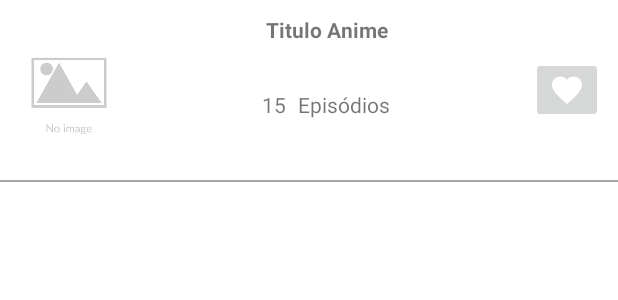
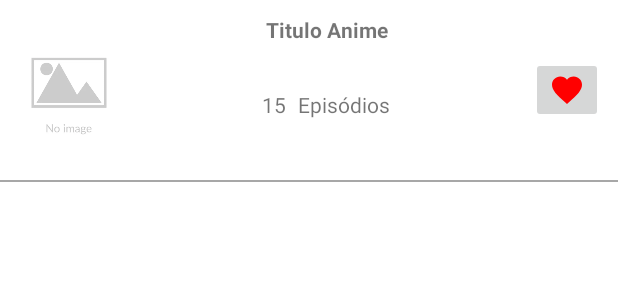
Before and after one commit to LorraneLobo/Anime-List, an Android app: the layout adapter_favoritos.xml on its own in the app's theme, with its tools: preview values and no code run, on a phone screen of 412 x 824 dp. Shown: the top 300 px of the screen. Run offline under Robolectric (Android 15) with nearby library versions, the phone set to English and light mode, and no system bars.

```diff
--- a/app/src/main/java/com/lorrane/animelist/model/Trailer.kt
+++ b/app/src/main/java/com/lorrane/animelist/model/Trailer.kt
@@ -4,7 +4,7 @@ import com.google.gson.annotations.SerializedName
 
 data class Trailer(
     @SerializedName("youtube_id") val youtubeId: String,
-    @SerializedName("url") val url: String,
+    @SerializedName("url") val url: String?,
     @SerializedName("embed_url") val embedUrl: String,
     @SerializedName("images") val imagem: ImageUrls
 )
--- a/app/src/main/res/layout/adapter_favoritos.xml
+++ b/app/src/main/res/layout/adapter_favoritos.xml
@@ -7,6 +7,7 @@
     android:orientation="vertical">
 
     <LinearLayout
+        android:id="@+id/layout_favoritos"
         android:layout_width="match_parent"
         android:layout_height="wrap_content"
         android:layout_margin="10dp"
@@ -64,7 +65,8 @@
             android:layout_width="wrap_content"
             android:layout_height="wrap_content"
             android:layout_marginLeft="5dp"
-            app:srcCompat="@drawable/ic_favorito_24" />
+            app:srcCompat="@drawable/ic_favorito_24"
+            app:tint="#FFFF0000"/>
 
 
     </LinearLayout>
--- a/app/src/main/res/layout/fragment_detalhes_anime.xml
+++ b/app/src/main/res/layout/fragment_detalhes_anime.xml
@@ -150,14 +150,15 @@
                 app:layout_constraintTop_toBottomOf="@+id/textSinopse" />
 
             <androidx.appcompat.widget.AppCompatImageView
+                android:id="@+id/imagePlay"
                 android:layout_width="64dp"
                 android:layout_height="64dp"
+                android:tint="#FFFFFF"
                 app:layout_constraintBottom_toBottomOf="@+id/imageTrailer"
                 app:layout_constraintEnd_toEndOf="@+id/imageTrailer"
                 app:layout_constraintStart_toStartOf="@+id/imageTrailer"
                 app:layout_constraintTop_toTopOf="@+id/imageTrailer"
-                app:srcCompat="@drawable/ic_play_24"
-                android:tint="#FFFFFF" />
+                app:srcCompat="@drawable/ic_play_24" />
 
             <TextView
                 android:id="@+id/textEpisodios"
```
Also changed, not shown: app/src/main/java/com/lorrane/animelist/ui/detalhesAnime/DetalhesAnimeFragment.kt (+13 -4 lines), app/src/main/java/com/lorrane/animelist/ui/favoritos/FavoritosAdapter.kt (+8 -0 lines), app/src/main/java/com/lorrane/animelist/ui/favoritos/FavoritosFragment.kt (+7 -0 lines).
